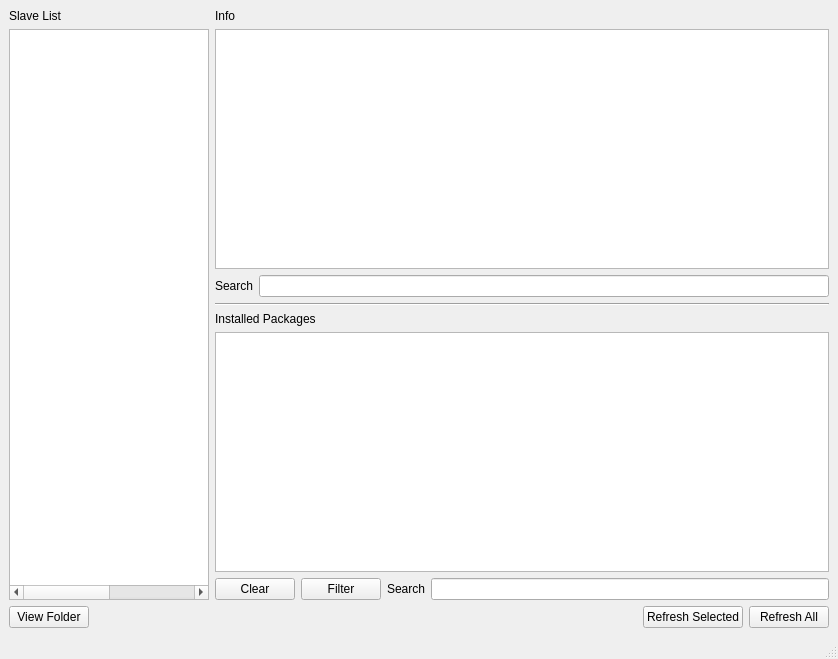
This is RegQuery/ui_mainWindow.ui in p3rfilov/Deadline as Qt 5 draws it before an edit. The edited form follows.
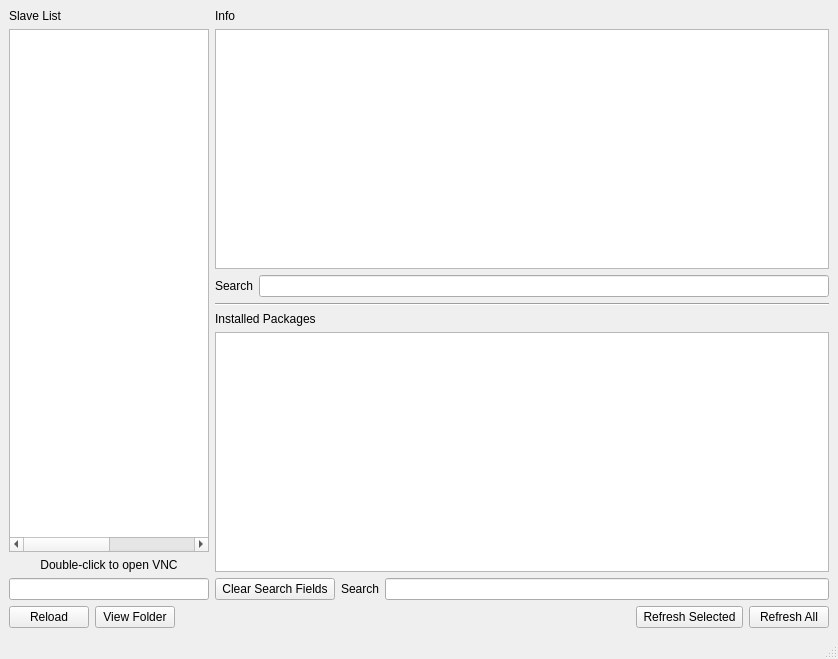
This is the edited form.

```diff
--- a/RegQuery/ui_mainWindow.ui
+++ b/RegQuery/ui_mainWindow.ui
@@ -14,7 +14,7 @@
    <string>MainWindow</string>
   </property>
   <widget class="QWidget" name="centralwidget">
-   <layout class="QVBoxLayout" name="verticalLayout_2">
+   <layout class="QVBoxLayout" name="verticalLayout_3">
     <item>
      <layout class="QGridLayout" name="gridLayout">
       <item row="0" column="0">
@@ -24,14 +24,14 @@
         </property>
        </widget>
       </item>
-      <item row="0" column="1">
+      <item row="0" column="2">
        <widget class="QLabel" name="label_2">
         <property name="text">
          <string>Info</string>
         </property>
        </widget>
       </item>
-      <item row="1" column="1">
+      <item row="1" column="2">
        <layout class="QVBoxLayout" name="verticalLayout">
         <item>
          <widget class="QPlainTextEdit" name="info">
@@ -80,14 +80,7 @@
           <item>
            <widget class="QPushButton" name="clear">
             <property name="text">
-             <string>Clear</string>
-            </property>
-           </widget>
-          </item>
-          <item>
-           <widget class="QPushButton" name="filter">
-            <property name="text">
-             <string>Filter</string>
+             <string> Clear Search Fields </string>
             </property>
            </widget>
           </item>
@@ -106,6 +99,8 @@
        </layout>
       </item>
       <item row="1" column="0">
+       <layout class="QVBoxLayout" name="verticalLayout_2">
+        <item>
        <widget class="QTableWidget" name="table">
         <property name="maximumSize">
          <size>
@@ -140,10 +135,45 @@
         </column>
        </widget>
       </item>
+        <item>
+         <widget class="QLabel" name="label_6">
+          <property name="maximumSize">
+           <size>
+            <width>200</width>
+            <height>16777215</height>
+           </size>
+          </property>
+          <property name="text">
+           <string>Double-click to open VNC</string>
+          </property>
+          <property name="alignment">
+           <set>Qt::AlignCenter</set>
+          </property>
+         </widget>
+        </item>
+        <item>
+         <widget class="QLineEdit" name="searchSlaves">
+          <property name="maximumSize">
+           <size>
+            <width>200</width>
+            <height>16777215</height>
+           </size>
+          </property>
+         </widget>
+        </item>
+       </layout>
+      </item>
      </layout>
     </item>
     <item>
      <layout class="QHBoxLayout" name="horizontalLayout_2">
+      <item>
+       <widget class="QPushButton" name="reload">
+        <property name="text">
+         <string>Reload</string>
+        </property>
+       </widget>
+      </item>
       <item>
        <widget class="QPushButton" name="folder">
         <property name="text">
@@ -167,7 +197,7 @@
       <item>
        <widget class="QPushButton" name="refreshSel">
         <property name="text">
-         <string>Refresh Selected</string>
+         <string> Refresh Selected </string>
         </property>
        </widget>
       </item>
```
Lines whose indentation alone changed are shown as unchanged.
